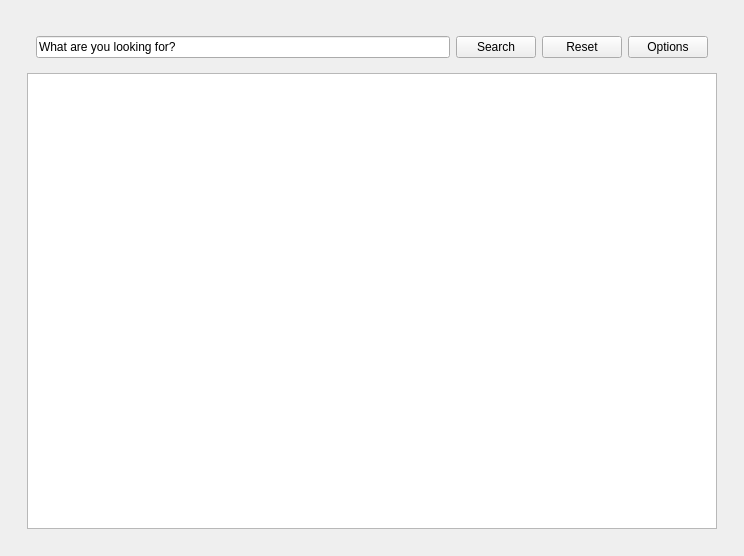
The window that checkout.ui (sbadame/checkout) describes before a commit, drawn with Qt 5.
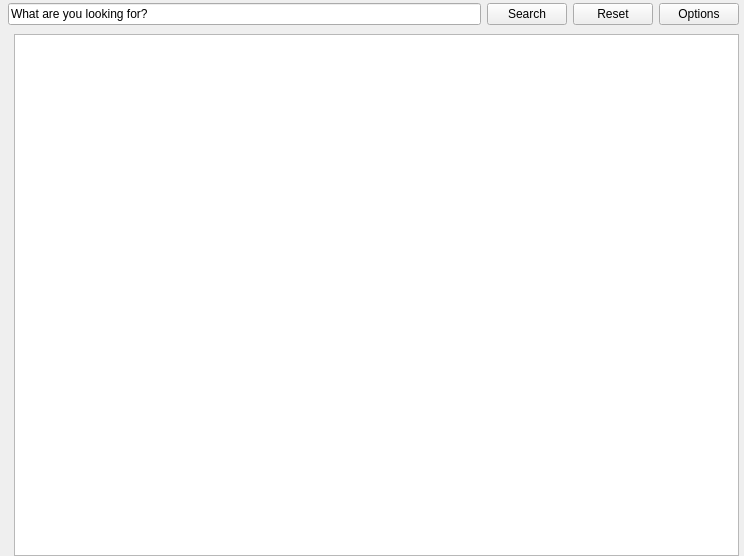
The same window after the commit. Custom widgets are drawn as their Qt base class.

Commit message: Fixed the layout spacing

What changed in the file:
```diff
--- a/checkout.ui
+++ b/checkout.ui
@@ -21,9 +21,24 @@
     <string notr="true"/>
    </property>
    <layout class="QHBoxLayout" name="horizontalLayout_3">
+    <property name="leftMargin">
+     <number>5</number>
+    </property>
+    <property name="topMargin">
+     <number>0</number>
+    </property>
+    <property name="rightMargin">
+     <number>5</number>
+    </property>
+    <property name="bottomMargin">
+     <number>0</number>
+    </property>
     <item>
      <widget class="QWidget" name="widget" native="true">
       <layout class="QHBoxLayout" name="horizontalLayout">
+       <property name="margin">
+        <number>0</number>
+       </property>
        <item>
         <widget class="QStackedWidget" name="uistack">
          <property name="styleSheet">
@@ -32,14 +47,29 @@
          <property name="currentIndex">
           <number>0</number>
          </property>
-         <widget class="QWidget" name="stackedWidgetPage1">
+         <widget class="QWidget" name="bookpage">
           <layout class="QVBoxLayout" name="verticalLayout_2">
+           <property name="leftMargin">
+            <number>3</number>
+           </property>
+           <property name="topMargin">
+            <number>3</number>
+           </property>
+           <property name="rightMargin">
+            <number>0</number>
+           </property>
+           <property name="bottomMargin">
+            <number>0</number>
+           </property>
            <item>
             <widget class="QWidget" name="widget_2" native="true">
              <property name="styleSheet">
               <string notr="true"/>
              </property>
              <layout class="QHBoxLayout" name="horizontalLayout_2">
+              <property name="margin">
+               <number>0</number>
+              </property>
               <item>
                <widget class="CustomLineEdit" name="search_query">
                 <property name="text">
@@ -88,6 +118,11 @@
              <property name="focusPolicy">
               <enum>Qt::WheelFocus</enum>
              </property>
+             <property name="styleSheet">
+              <string notr="true">margin-top: 3px;
+margin-left: 6px;
+</string>
+             </property>
              <property name="horizontalScrollBarPolicy">
               <enum>Qt::ScrollBarAlwaysOff</enum>
              </property>
@@ -146,7 +181,7 @@
            </item>
           </layout>
          </widget>
-         <widget class="QWidget" name="stackedWidgetPage2">
+         <widget class="QWidget" name="optionspage">
           <layout class="QFormLayout" name="formLayout_2">
            <property name="fieldGrowthPolicy">
             <enum>QFormLayout::AllNonFixedFieldsGrow</enum>
@@ -228,7 +263,7 @@
             </widget>
            </item>
            <item row="0" column="0">
-            <widget class="QPushButton" name="back_to_main">
+            <widget class="QPushButton" name="back_to_books">
              <property name="text">
               <string>&lt;&lt; Back to getting books!</string>
              </property>
```
The commit also changes 1 other file.
